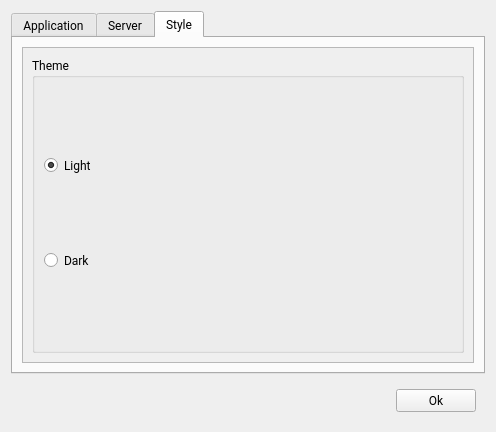
The window that dsettings.ui (Cynnexis/Pinguin) describes before a commit, drawn with Qt 5.
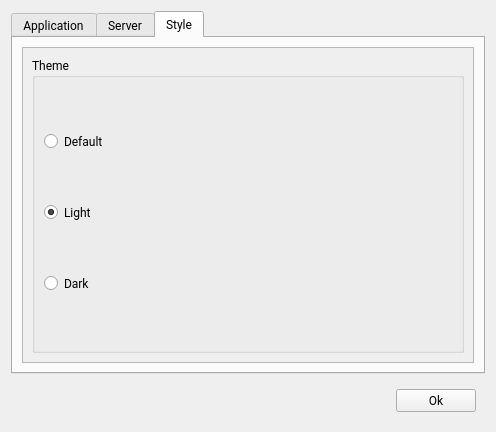
The same window after the commit.

```diff
--- a/dsettings.ui
+++ b/dsettings.ui
@@ -259,6 +259,16 @@
               <string>Theme</string>
              </property>
              <layout class="QVBoxLayout" name="verticalLayout_12">
+              <item>
+               <widget class="QRadioButton" name="rb_themeDefault">
+                <property name="text">
+                 <string>Default</string>
+                </property>
+                <attribute name="buttonGroup">
+                 <string notr="true">bg_theme</string>
+                </attribute>
+               </widget>
+              </item>
               <item>
                <widget class="QRadioButton" name="rb_themeLight">
                 <property name="text">
```
